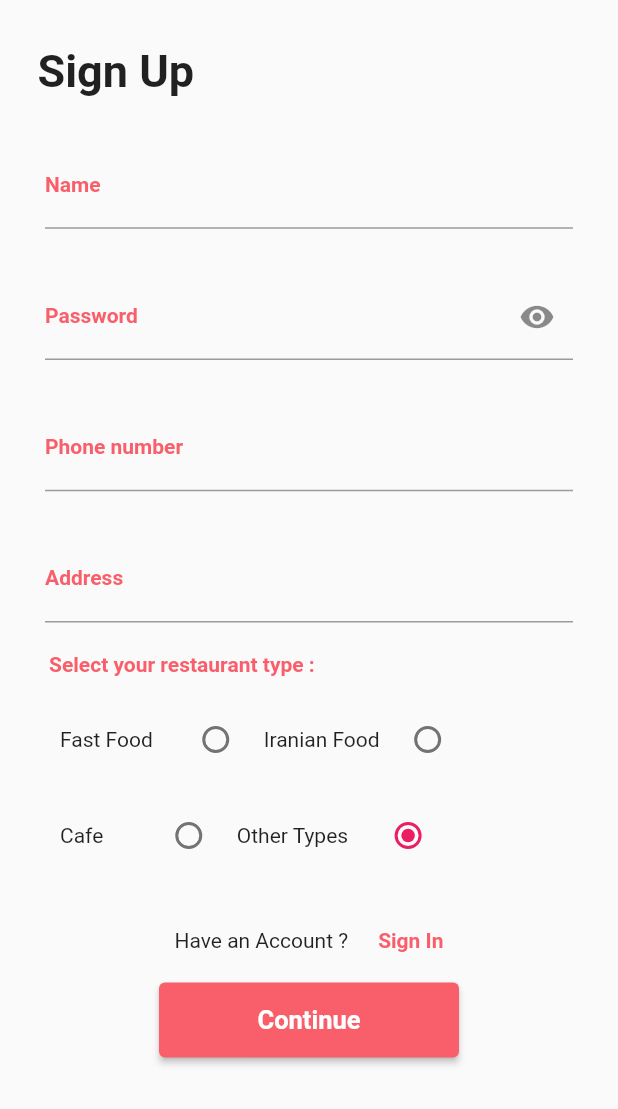
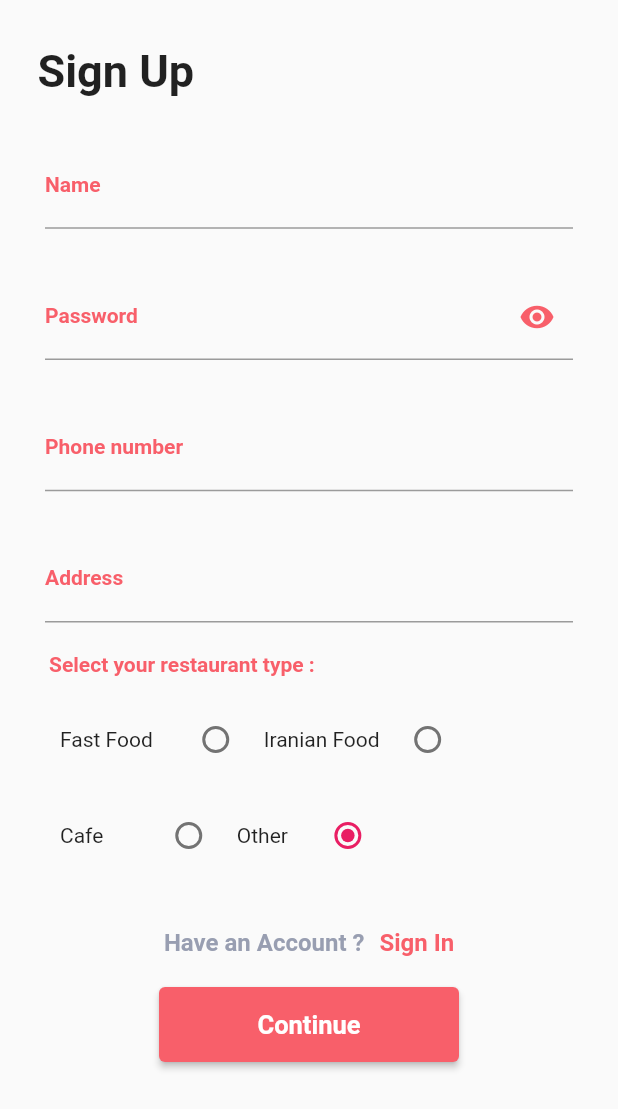
Before and after one commit to amir-r-z-a/chf-restaurant-App, a Flutter app: the screen it shows after launch, on a phone screen of 412 x 824 dp. Shown: the top 1109 px of the screen. Run offline on Flutter 3.47's test engine with Material 2 defaults, Android fonts, the phone set to English and light mode, and no system bars; missing offline and left inert: dart:html; accounts and stored records are empty.

Commit message:
SignIn/Up password edited color

```diff
--- a/lib/Screens/SignInScreen.dart
+++ b/lib/Screens/SignInScreen.dart
@@ -47,6 +47,7 @@ class _SignInScreenState extends State<SignInScreen> {
                   obscureText: _isObscure,
                   decoration: InputDecoration(
                     suffixIcon: IconButton(
+                      color: Color.fromRGBO(248, 95, 106, 1),
                       onPressed: () {
                         setState(() {
                           _isObscure = !_isObscure;
@@ -60,7 +61,7 @@ class _SignInScreenState extends State<SignInScreen> {
                         fontSize: 14,
                         fontWeight: FontWeight.bold,
                         color: Color.fromRGBO(248, 95, 106, 1)),
-                    hintText: "your password ",
+                    hintText: "Your password ",
                     hintStyle: TextStyle(
                       fontSize: 16,
                       color: Color.fromRGBO(209, 214, 219, 1),
--- a/lib/Screens/SignUpScreen.dart
+++ b/lib/Screens/SignUpScreen.dart
@@ -1,6 +1,7 @@
 import 'package:chfrestaurant/Classes/Accounts.dart';
 import 'package:chfrestaurant/Classes/Restaurant.dart';
 import 'package:chfrestaurant/Classes/RestaurantTypes.dart';
+import 'package:chfrestaurant/Common/Text/GrayText.dart';
 import 'package:chfrestaurant/Common/Text/MyTextFormField.dart';
 import 'package:chfrestaurant/Common/Text/TitleText.dart';
 import 'package:chfrestaurant/Common/Text/WhiteText.dart';
@@ -55,7 +56,7 @@ class _SignUpScreenState extends State<SignUpScreen> {
                     children: [
                       MyTextFormField(
                         "Name",
-                        hint: "your name",
+                        hint: "Your name",
                         index: 1,
                       ),
                       Padding(padding: EdgeInsets.all(15)),
@@ -71,7 +72,11 @@ class _SignUpScreenState extends State<SignUpScreen> {
                         },
                         obscureText: _isObscure,
                         decoration: InputDecoration(
+                          errorStyle: TextStyle(
+                            color: Color.fromRGBO(248, 95, 106, 1),
+                          ),
                           suffixIcon: IconButton(
+                            color: Color.fromRGBO(248, 95, 106, 1),
                             onPressed: () {
                               setState(() {
                                 _isObscure = !_isObscure;
@@ -86,7 +91,7 @@ class _SignUpScreenState extends State<SignUpScreen> {
                               fontSize: 14,
                               fontWeight: FontWeight.bold,
                               color: Color.fromRGBO(248, 95, 106, 1)),
-                          hintText: "your password ",
+                          hintText: "Your password ",
                           hintStyle: TextStyle(
                             fontSize: 16,
                             color: Color.fromRGBO(209, 214, 219, 1),
@@ -97,12 +102,12 @@ class _SignUpScreenState extends State<SignUpScreen> {
                       MyTextFormField(
                         "Phone number",
                         index: 2,
-                        hint: "your Phone number",
+                        hint: "Your Phone number",
                       ),
                       Padding(padding: EdgeInsets.all(15)),
                       MyTextFormField(
                         "Address",
-                        hint: "your Address",
+                        hint: "Your Address",
                         index: 3,
                       ),
                       Container(
@@ -164,7 +169,7 @@ class _SignUpScreenState extends State<SignUpScreen> {
                                     setSelectedRadio(val);
                                   },
                                 ),
-                                Text("Other Types"),
+                                Text("Other"),
                                 Padding(padding: EdgeInsets.only(right: 0)),
                                 // Padding(padding: EdgeInsets.all(10)),
                                 Radio(
@@ -190,18 +195,15 @@ class _SignUpScreenState extends State<SignUpScreen> {
                 child: Row(
                   mainAxisAlignment: MainAxisAlignment.center,
                   children: [
-                    Text("Have an Account ?"),
-                    Padding(padding: EdgeInsets.only(right: 20)),
+                    GrayText("Have an Account ?", 0xff989eb1, 16),
+                    Padding(padding: EdgeInsets.only(right: 10)),
                     GestureDetector(
                       onTap: () {
                         print("sign in taped");
                       },
-                      child: Text(
-                        "Sign In",
-                        style: TextStyle(
-                            fontWeight: FontWeight.bold,
-                            fontSize: 14,
-                            color: Color.fromRGBO(248, 95, 106, 1)),
+                      child: TitleText(
+                        'Sign In',
+                        fontSize: 16,
                       ),
                     ),
                   ],
@@ -244,6 +246,11 @@ class _SignUpScreenState extends State<SignUpScreen> {
                           print(Accounts.accounts[2].password);
                           print(Accounts.accounts[2].address);
                           print(Accounts.accounts[2].type);
+
+                          //null kardan oona
+                          //error style password
+                          //navigate kardan
+                          //if oon passworde
                         });
                       }
                     },
```
Also changed, not shown: lib/Common/Text/MyTextFormField.dart (+5 -2 lines).
